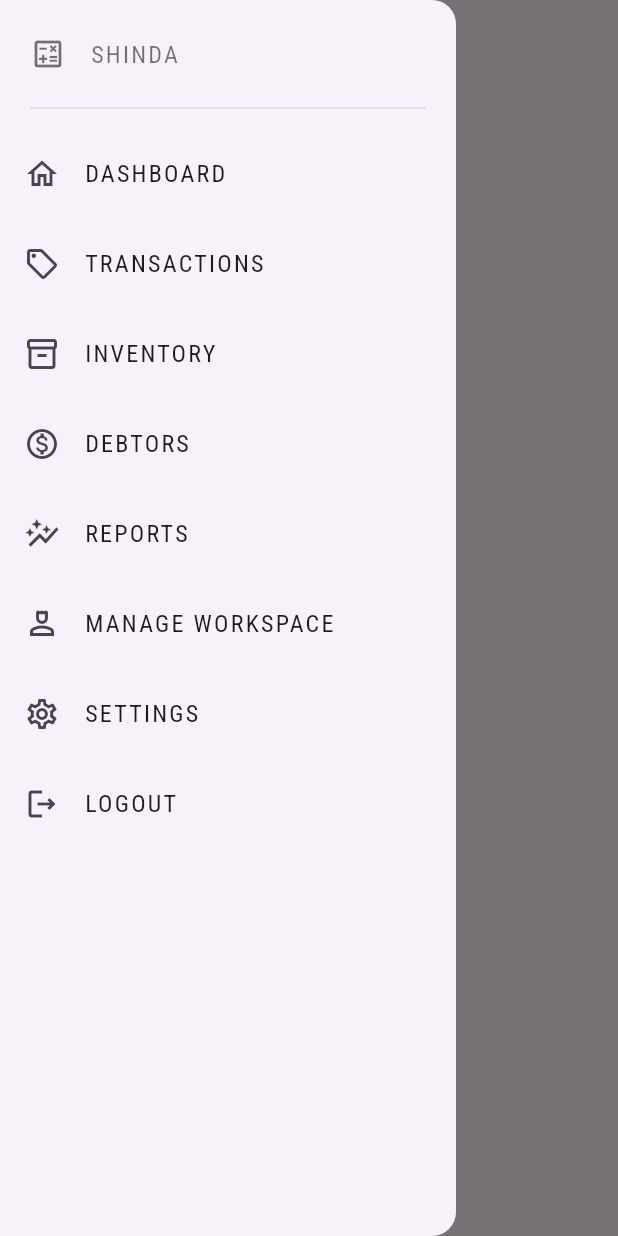
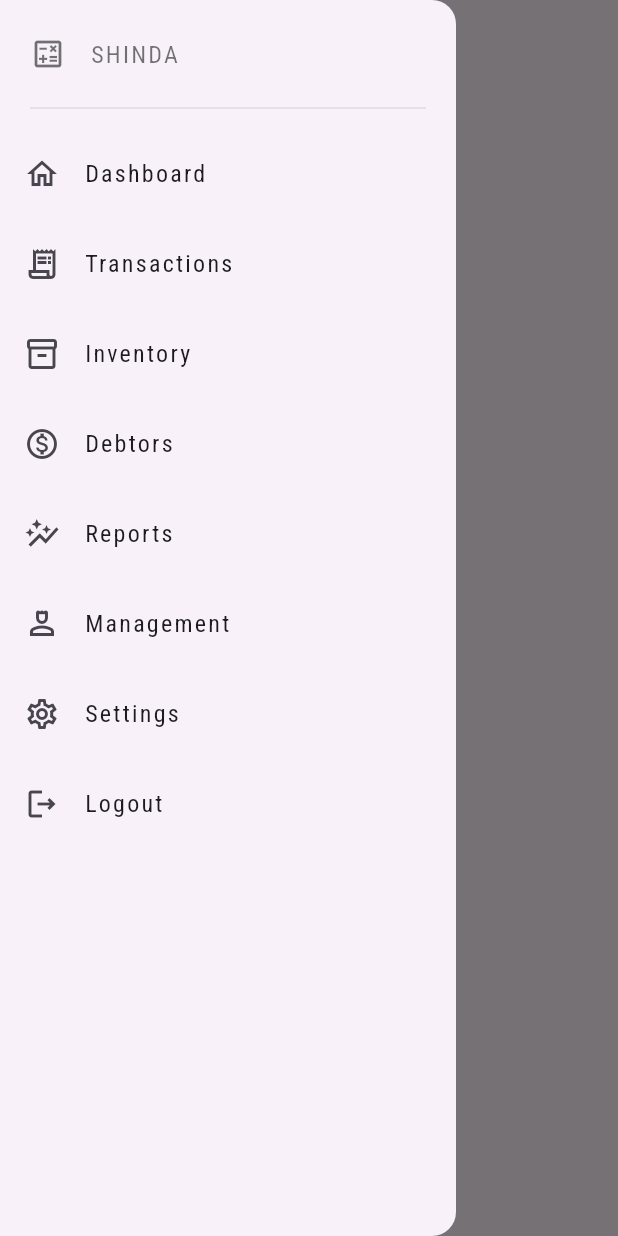
Before and after one commit to beverly-m/shinda-app, a Flutter app: the HomeView screen opened by its route, with the side drawer open, on a phone screen of 412 x 824 dp. Run offline on Flutter 3.47's test engine with Material 3 defaults, Android fonts, the phone set to English and light mode, and no system bars; our stand-ins replace currency_text_input_formatter, firebase_auth, firebase_core, google_fonts, intl_phone_number_input, shared_preferences and 1 more; accounts and stored records are empty; Roboto replaces fonts that are missing (Eczar).

Commit message:
app bar & navigation rail desktop ui design

```diff
--- a/lib/constants/drawer_items.dart
+++ b/lib/constants/drawer_items.dart
@@ -2,13 +2,36 @@ import 'package:flutter/material.dart';
 import 'package:shinda_app/components/drawer_item.dart';
 
 final List<DrawerItem> drawerItems = [
-  const DrawerItem(title: "DASHBOARD", icon: Icons.home_outlined),
-  const DrawerItem(title: "TRANSACTIONS", icon: Icons.sell_outlined),
-  const DrawerItem(title: "INVENTORY", icon: Icons.inventory_2_outlined),
-  // const DrawerItem(title: "PRODUCTS", icon: Icons.shopping_cart_outlined),
-  const DrawerItem(title: "DEBTORS", icon: Icons.monetization_on_outlined),
-  const DrawerItem(title: "REPORTS", icon: Icons.auto_graph_outlined),
-  const DrawerItem(title: "MANAGE WORKSPACE", icon: Icons.person_4_outlined),
-  const DrawerItem(title: "SETTINGS", icon: Icons.settings_outlined),
-  const DrawerItem(title: "LOGOUT", icon: Icons.logout_outlined),
+  const DrawerItem(
+    title: "Dashboard",
+    icon: Icons.home_outlined,
+  ),
+  const DrawerItem(
+    title: "Transactions",
+    icon: Icons.receipt_long_outlined,
+  ),
+  const DrawerItem(
+    title: "Inventory",
+    icon: Icons.inventory_2_outlined,
+  ),
+  const DrawerItem(
+    title: "Debtors",
+    icon: Icons.monetization_on_outlined,
+  ),
+  const DrawerItem(
+    title: "Reports",
+    icon: Icons.auto_graph_outlined,
+  ),
+  const DrawerItem(
+    title: "Management",
+    icon: Icons.person_4_outlined,
+  ),
+  const DrawerItem(
+    title: "Settings",
+    icon: Icons.settings_outlined,
+  ),
+  const DrawerItem(
+    title: "Logout",
+    icon: Icons.logout_outlined,
+  ),
 ];
--- a/lib/services/auth/auth_user.dart
+++ b/lib/services/auth/auth_user.dart
@@ -6,8 +6,10 @@ import 'package:supabase_flutter/supabase_flutter.dart' as supabase show User;
 class AuthUser {
   final bool isEmailVerified;
   final String id;
+  final String? email;
+  final String? fullName;
 
-  const AuthUser({required this.id, required this.isEmailVerified,});
+  const AuthUser({required this.email, required this.fullName, required this.id, required this.isEmailVerified,});
 
   // factory AuthUser.fromFirebase(firebase_auth.User user) => AuthUser(
   //       isEmailVerified: user.emailVerified,
@@ -16,5 +18,7 @@ class AuthUser {
   factory AuthUser.fromSupabase(supabase.User user) => AuthUser(
         isEmailVerified: user.emailConfirmedAt != null,
         id: user.id,
+        email: user.email,
+        fullName: user.userMetadata!["full_name"],
       );
 }
```
Also changed, not shown: lib/constants/navigation_rail_items.dart (+43 -15 lines), lib/constants/text_syles.dart (added, +14 -0 lines), lib/responsive/desktop_scaffold.dart (+131 -9 lines).
